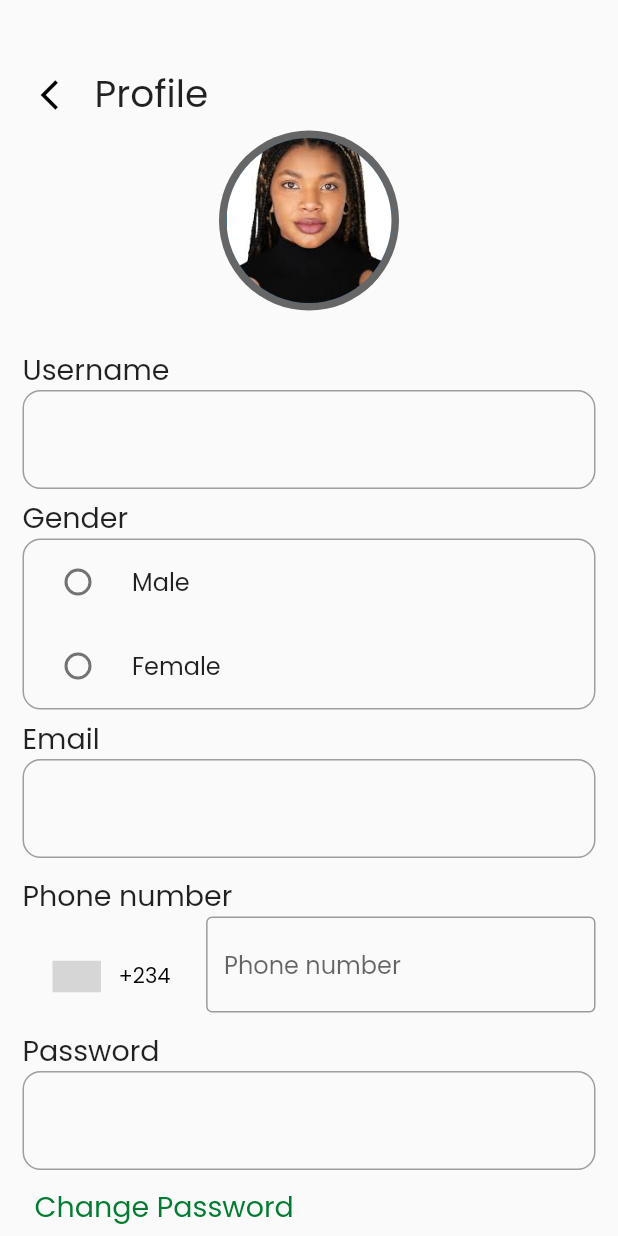
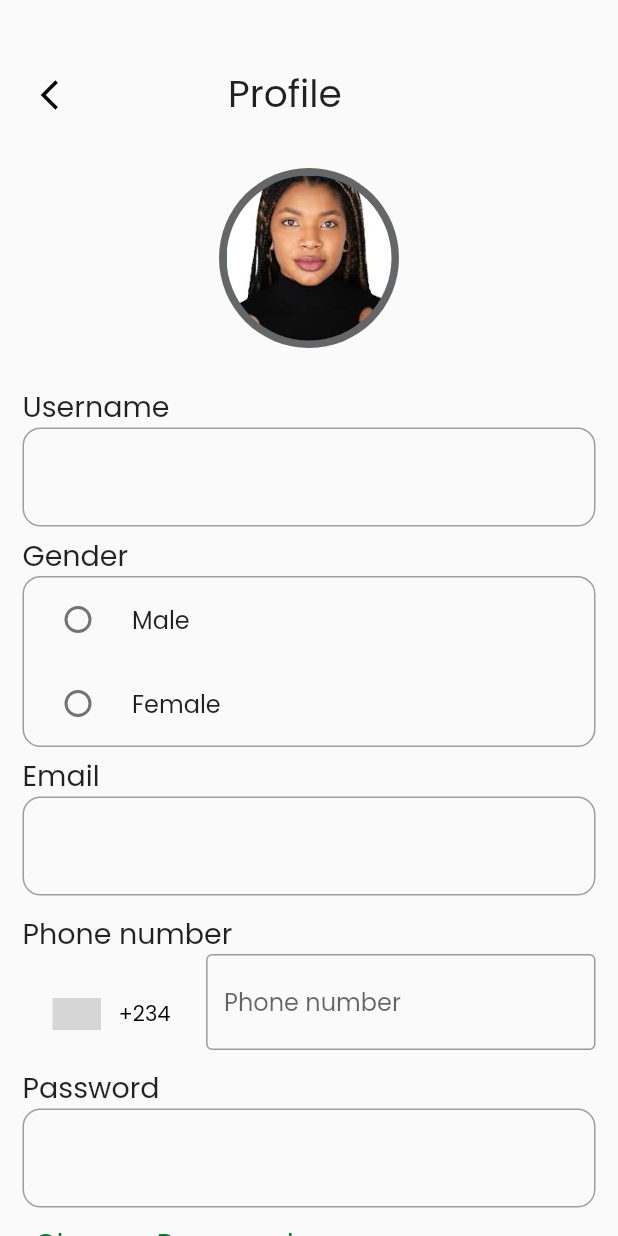
Before and after one commit to BHASO-Zimbabwe/bhaso-app, a Flutter app: the screen it shows after launch, on a phone screen of 412 x 824 dp. Run offline on Flutter 3.47's test engine with Material 2 defaults, Android fonts, the phone set to English and light mode, and no system bars; drawn by our look-alikes of intl_phone_number_input; our stand-ins replace dropdown_button2, flutter_svg, flutter_switch; grey boxes are pictures that could not be loaded.

Commit message:
added the profile edit settings, little tweaks

```diff
--- a/lib/features/menu/profile/pages/profileSettingsDetails.dart
+++ b/lib/features/menu/profile/pages/profileSettingsDetails.dart
@@ -36,20 +36,19 @@ class _ProfileSettingsDetailsState extends State<ProfileSettingsDetails> {
                 icon: Icon(Icons.arrow_back_ios,color: Colors.black,), onPressed: () {
                   Navigator.pop(context);
               },),
+               SizedBox(width: 89),
 
 
-              const Align(
-                  child: Text("Profile",
+               const Text("Profile",
                       style: TextStyle(
                           fontSize: 25,
                           fontWeight: FontWeight.w500
-                      ),)),
-
-    // SizedBox(height: 39),
-
+                      ),)
 
             ],
           ),
+          SizedBox(height: 25),
+
           const CircleAvatar(
             radius: 60,
             backgroundColor: BhasoColors.textColor,
```
Also changed, not shown: lib/features/menu/profile/pages/changePassword.dart (+10 -1 lines).
